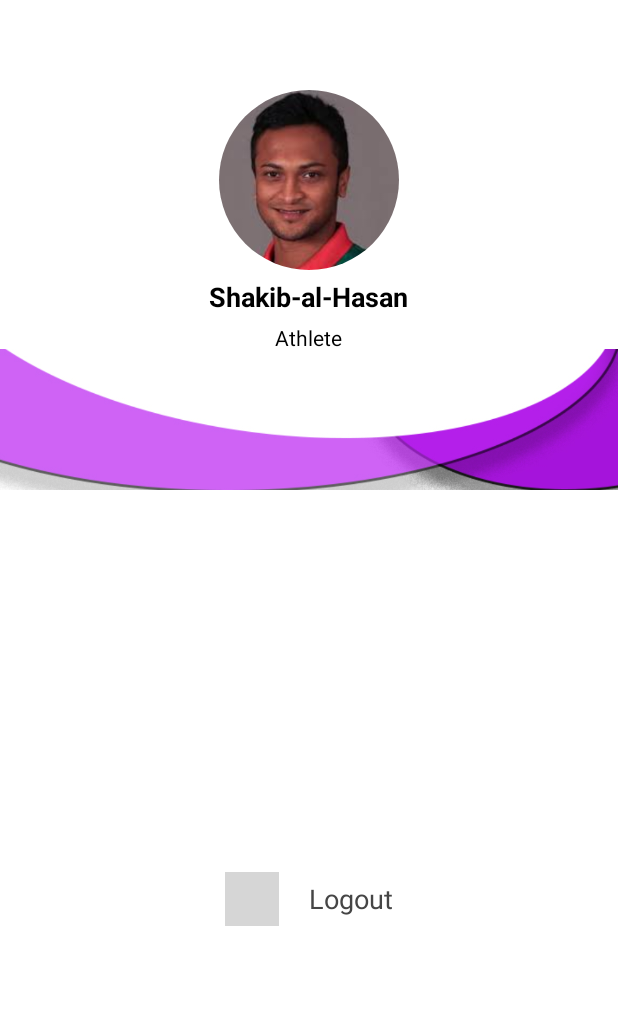
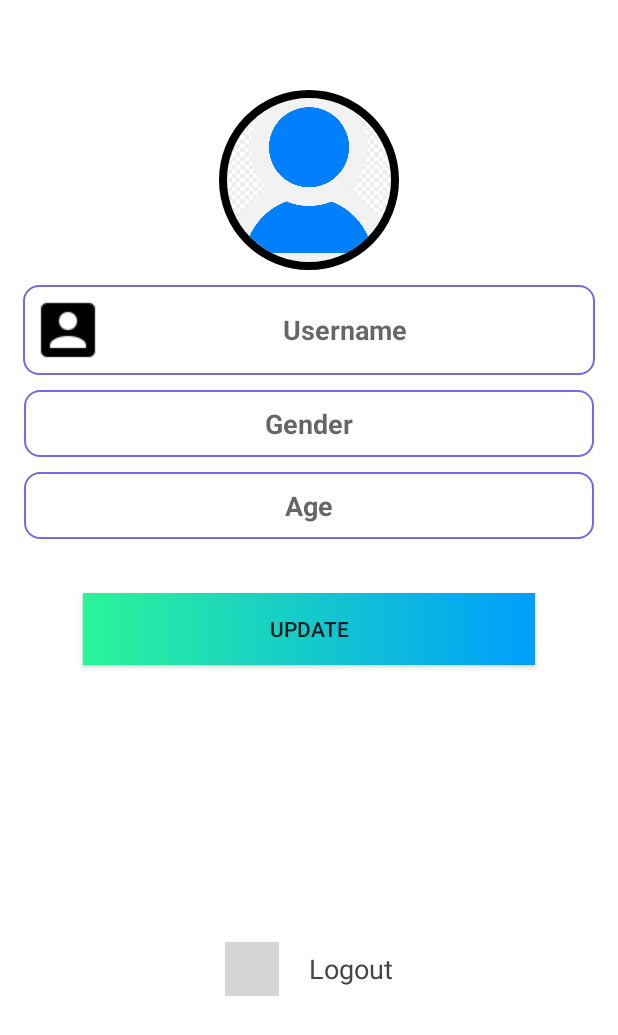
Before and after one commit to JobairulHassan/Ucare, an Android app: the profile_user screen opened directly, with no data from a screen before it, on a phone screen of 412 x 824 dp. Shown: the top 1035 px of the screen. Run offline under Robolectric (Android 15) with nearby library versions, the phone set to English and light mode, and no system bars; our stand-ins replace CircleImageView, Firebase (no records; nobody signed in at launch, a user with empty details on screens opened directly); libraries missing offline, so code that uses them is left out: com.theartofdev.edmodo; grey boxes are pictures that could not be loaded.

Commit message:
Profile 1st step

```diff
--- a/app/build.gradle
+++ b/app/build.gradle
@@ -61,4 +61,7 @@ dependencies {
 
     //For First Aid
     implementation 'com.pierfrancescosoffritti.androidyoutubeplayer:core:10.0.5'
+    //crop image
+    implementation'com.theartofdev.edmodo:android-image-cropper:2.8.+'
+
 }
--- a/app/src/main/AndroidManifest.xml
+++ b/app/src/main/AndroidManifest.xml
@@ -5,6 +5,8 @@
     <uses-permission android:name="android.permission.INTERNET" />
     <uses-permission android:name="android.permission.VIBRATE" />
     <uses-permission android:name="android.permission.READ_EXTERNAL_STORAGE" />
+    <uses-permission android:name="android.permission.READ_EXTERNAL_STORAGE"/>
+    <uses-permission android:name="android.permission.WRITE_EXTERNAL_STORAGE"/>
 
     <application
         android:allowBackup="true"
@@ -43,6 +45,8 @@
         <activity android:name=".addmedicine.AddMedicineActivity" />
         <activity android:name=".alarm.ReminderActivity" />
         <activity android:name=".report.MonthlyReportActivity" />
+        <activity android:name="com.theartofdev.edmodo.cropper.CropImageActivity"
+            android:theme="@style/Base.Theme.AppCompat"/>
     </application>
 
 </manifest>
--- a/app/src/main/java/com/example/ucare/MainActivity.java
+++ b/app/src/main/java/com/example/ucare/MainActivity.java
@@ -51,6 +51,10 @@ public class MainActivity extends AppCompatActivity {
         Intent intent=new Intent(MainActivity.this,med_pdf.class);
         startActivity(intent);
     }
+    public void user_profile (View v){
+        Intent intent=new Intent(MainActivity.this,profile_user.class);
+        startActivity(intent);
+    }
 
 
 }
--- a/app/src/main/java/com/example/ucare/login.java
+++ b/app/src/main/java/com/example/ucare/login.java
@@ -42,6 +42,9 @@ public class login extends AppCompatActivity implements View.OnClickListener{
 
     }
 
+
+
+
     @Override
     public void onClick(View v) {
         switch (v.getId())
--- a/app/src/main/java/com/example/ucare/profile_user.java
+++ b/app/src/main/java/com/example/ucare/profile_user.java
@@ -1,14 +1,172 @@
 package com.example.ucare;
 
+import androidx.annotation.NonNull;
+import androidx.annotation.Nullable;
 import androidx.appcompat.app.AppCompatActivity;
 
+import android.content.Intent;
+import android.net.Uri;
 import android.os.Bundle;
+import android.text.TextUtils;
+import android.view.View;
+import android.widget.Button;
+import android.widget.EditText;
+import android.widget.Toast;
+
+import com.google.android.gms.tasks.OnCompleteListener;
+import com.google.android.gms.tasks.Task;
+import com.google.firebase.auth.FirebaseAuth;
+import com.google.firebase.auth.FirebaseUser;
+import com.google.firebase.database.DatabaseReference;
+import com.google.firebase.database.FirebaseDatabase;
+import com.google.firebase.storage.FirebaseStorage;
+import com.google.firebase.storage.StorageReference;
+import com.google.firebase.storage.UploadTask;
+import com.theartofdev.edmodo.cropper.CropImage;
+import com.theartofdev.edmodo.cropper.CropImageView;
+
+import java.util.HashMap;
+
+import javax.crypto.spec.OAEPParameterSpec;
+
+import de.hdodenhof.circleimageview.CircleImageView;
 
 public class profile_user extends AppCompatActivity {
+
+    private Button UpdateAccountSettings;
+    private EditText username,UserGender,UserAge;
+    private CircleImageView userProfileImage;
+    private static final int GalleryPick=1;
+    private StorageReference UserProfileImagesRef;
+    private DatabaseReference RootRef;
+   private String currentUserID ;
+   private FirebaseAuth mAuth;
+
 
     @Override
     protected void onCreate(Bundle savedInstanceState) {
         super.onCreate(savedInstanceState);
         setContentView(R.layout.activity_profile_user);
+        UserProfileImagesRef= FirebaseStorage.getInstance().getReference().child("Profile Images");
+        mAuth=FirebaseAuth.getInstance();
+        currentUserID=mAuth.getCurrentUser().getUid();
+        RootRef=FirebaseDatabase.getInstance().getReference();
+
+
+        InitializeFields();
+        UpdateAccountSettings.setOnClickListener(new View.OnClickListener() {
+            @Override
+            public void onClick(View v) {
+                UpdateSettings();
+            }
+        });
+
+        userProfileImage.setOnClickListener(new View.OnClickListener() {
+            @Override
+            public void onClick(View v) {
+                {
+                    Intent galleryIntent= new Intent();
+                    galleryIntent.setAction(Intent.ACTION_GET_CONTENT);
+                    galleryIntent.setType("image/*");
+                    startActivityForResult(galleryIntent,GalleryPick);
+                }
+
+            }
+        });
+    }
+
+
+
+    private void InitializeFields() {
+        UpdateAccountSettings=(Button) findViewById(R.id.UpdateAccountSettings);
+        username=(EditText)findViewById(R.id.set_user_name);
+        UserGender=(EditText)findViewById(R.id.set_user_gender);
+        UserAge=(EditText)findViewById(R.id.set_user_age);
+        userProfileImage=(CircleImageView)findViewById(R.id.imageView);
+
+    }
+
+    @Override
+    protected void onActivityResult(int requestCode, int resultCode, @Nullable Intent data) {
+        super.onActivityResult(requestCode, resultCode, data);
+        if (requestCode==GalleryPick&&resultCode==RESULT_OK&& data!=null)
+        {
+            Uri imageUri =data.getData();
+            CropImage.activity()
+                    .setGuidelines(CropImageView.Guidelines.ON)
+                    .setAspectRatio(1,1)
+                    .start(this);
+
+        }
+        if (requestCode == CropImage.CROP_IMAGE_ACTIVITY_REQUEST_CODE) {
+            CropImage.ActivityResult result = CropImage.getActivityResult(data);
+            if (resultCode == RESULT_OK)
+            {
+                Uri resultUri=result.getUri();
+
+                StorageReference filePath =UserProfileImagesRef.child(currentUserID+".jpg");
+                filePath.putFile(resultUri).addOnCompleteListener(new OnCompleteListener<UploadTask.TaskSnapshot>() {
+                    @Override
+                    public void onComplete(@NonNull  Task<UploadTask.TaskSnapshot> task) {
+                        if(task.isSuccessful())
+                        {
+                            Toast.makeText(profile_user.this,"Profile Image uploaded Successfully",Toast.LENGTH_SHORT).show();
+
+                        }
+                        else
+                        {
+                            String message =task.getException().toString();
+                            Toast.makeText(profile_user.this,"Error",Toast.LENGTH_SHORT).show();
+                        }
+
+                    }
+                });
+
+            }
+
+        }
+    }
+    private void UpdateSettings() {
+        String setUserName=username.getText().toString();
+        String setGender=UserGender.getText().toString();
+        String setAge=UserAge.getText().toString();
+        if(TextUtils.isEmpty(setUserName))
+        {
+            Toast.makeText(this,"Please write your user name first...",Toast.LENGTH_SHORT).show();
+        }
+        if(TextUtils.isEmpty(setGender))
+        {
+            Toast.makeText(this,"Please write your Gender first...",Toast.LENGTH_SHORT).show();
+        }
+
+        if(TextUtils.isEmpty(setAge))
+        {
+            Toast.makeText(this,"Please write your Age  first...",Toast.LENGTH_SHORT).show();
+        }
+        else
+        {
+            HashMap<String,String>profileMap=new HashMap<>();
+            profileMap.put("uid",currentUserID);
+            profileMap.put("name",setUserName);
+            profileMap.put("gender",setGender);
+            profileMap.put("age",setAge);
+            RootRef.child("Users").child(currentUserID).setValue(profileMap).addOnCompleteListener(new OnCompleteListener<Void>() {
+                @Override
+                public void onComplete(@NonNull  Task<Void> task) {
+                    if(task.isSuccessful())
+                    {
+                        Toast.makeText(profile_user.this,"Update successfully",Toast.LENGTH_SHORT).show();
+
+                    }
+                    else
+                    {
+                        String message =task.getException().toString();
+                        Toast.makeText(profile_user.this,"Error",Toast.LENGTH_SHORT).show();
+                    }
+
+                }
+            });
+
+        }
     }
 }
--- a/app/src/main/res/layout/activity_main.xml
+++ b/app/src/main/res/layout/activity_main.xml
@@ -87,7 +87,7 @@
                     android:layout_weight="1"
                     android:background="@color/mainpg_icon"
                     android:padding="25dp"
-                    android:onClick="signup"
+                    android:onClick="user_profile"
                     android:src="@drawable/blog" />
             </LinearLayout>
 
--- a/app/src/main/res/layout/activity_profile_user.xml
+++ b/app/src/main/res/layout/activity_profile_user.xml
@@ -9,13 +9,79 @@
         android:id="@+id/imageView"
         android:layout_width="120dp"
         android:layout_height="120dp"
-        android:src="@drawable/sakib"
+        android:src="@drawable/p2"
         android:layout_centerHorizontal="true"
         android:layout_marginTop="60dp"
+       app:civ_border_width="5dp"
 
 
         />
-    <TextView
+
+    <EditText
+        android:layout_width="match_parent"
+        android:layout_height="wrap_content"
+        android:id="@+id/set_user_name"
+        android:layout_below="@+id/imageView"
+        android:inputType="textMultiLine"
+        android:hint="Username"
+        android:textAlignment="center"
+        android:drawableStart="@drawable/edit_profile"
+        android:textColor="@color/design_default_color_primary_dark"
+        android:textStyle="bold"
+        android:background="@drawable/backgroundedit"
+        android:layout_marginStart="15dp"
+        android:layout_marginEnd="15dp"
+        android:padding="6dp"
+        android:layout_marginTop="10dp"
+
+        >
+
+
+    </EditText>
+
+    <EditText
+        android:layout_width="match_parent"
+        android:layout_height="wrap_content"
+        android:id="@+id/set_user_gender"
+        android:layout_below="@+id/set_user_name"
+        android:inputType="textMultiLine"
+        android:hint="Gender"
+        android:textAlignment="center"
+
+        android:textColor="@color/design_default_color_primary_dark"
+        android:textStyle="bold"
+        android:background="@drawable/backgroundedit"
+        android:layout_marginStart="16dp"
+        android:layout_marginEnd="16dp"
+        android:padding="10dp"
+        android:layout_marginTop="10dp"
+
+        >
+    </EditText>
+    <EditText
+        android:layout_width="match_parent"
+        android:layout_height="wrap_content"
+        android:id="@+id/set_user_age"
+        android:layout_below="@+id/set_user_gender"
+        android:inputType="textMultiLine"
+        android:hint="Age"
+        android:textAlignment="center"
+
+        android:textColor="@color/design_default_color_primary_dark"
+        android:textStyle="bold"
+        android:background="@drawable/backgroundedit"
+        android:layout_marginStart="16dp"
+        android:layout_marginEnd="16dp"
+        android:padding="10dp"
+        android:layout_marginTop="10dp"
+
+        >
+
+
+    </EditText>
+
+
+    <!-- <TextView
          android:id="@+id/Title"
          android:layout_width="wrap_content"
          android:layout_height="wrap_content"
@@ -55,17 +121,32 @@
          android:layout_marginTop="-30dp"
          android:src="@drawable/profile">
 
-    </ImageView>
+     </ImageView>-->
 
+    <android.widget.Button
+        android:id="@+id/UpdateAccountSettings"
+        android:layout_width="284dp"
+
+        android:layout_height="wrap_content"
+        android:layout_alignParentStart="true"
+        android:layout_alignParentTop="true"
+        android:layout_alignParentEnd="true"
+        android:layout_below="@id/set_user_age"
+        android:layout_marginStart="55dp"
+        android:layout_marginTop="395dp"
+        android:layout_marginEnd="55dp"
+        android:layout_marginBottom="23dp"
+        android:background="@drawable/custom_button"
+        android:text="Update" />
 
     <LinearLayout
         android:id="@+id/linear_logout"
         android:layout_width="match_parent"
         android:layout_height="wrap_content"
-        android:layout_below="@+id/imageView2"
+        android:layout_below="@+id/imageView"
         android:layout_alignParentBottom="true"
-        android:layout_marginTop="30dp"
-        android:layout_marginBottom="10dp"
+        android:layout_marginTop="299dp"
+        android:layout_marginBottom="11dp"
         android:gravity="center"
         android:orientation="horizontal">
 
@@ -74,13 +155,14 @@
             android:layout_width="36dp"
             android:layout_height="36dp"
             android:src="@drawable/exit" />
+
         <TextView
             android:layout_width="wrap_content"
             android:layout_height="wrap_content"
+            android:layout_marginLeft="20dp"
             android:text="Logout"
+            android:textColor="#454545"
             android:textSize="18sp"
-            android:textColor="#454545"
-            android:layout_marginLeft="20dp"
 
             />
 
```
Also changed, not shown: app/src/main/res/layout/activity_login.xml (+0 -54 lines), app/src/main/res/drawable/edit_profile.png (added), app/src/main/res/drawable/p2.png (added). Lines whose indentation alone changed are shown as unchanged.
